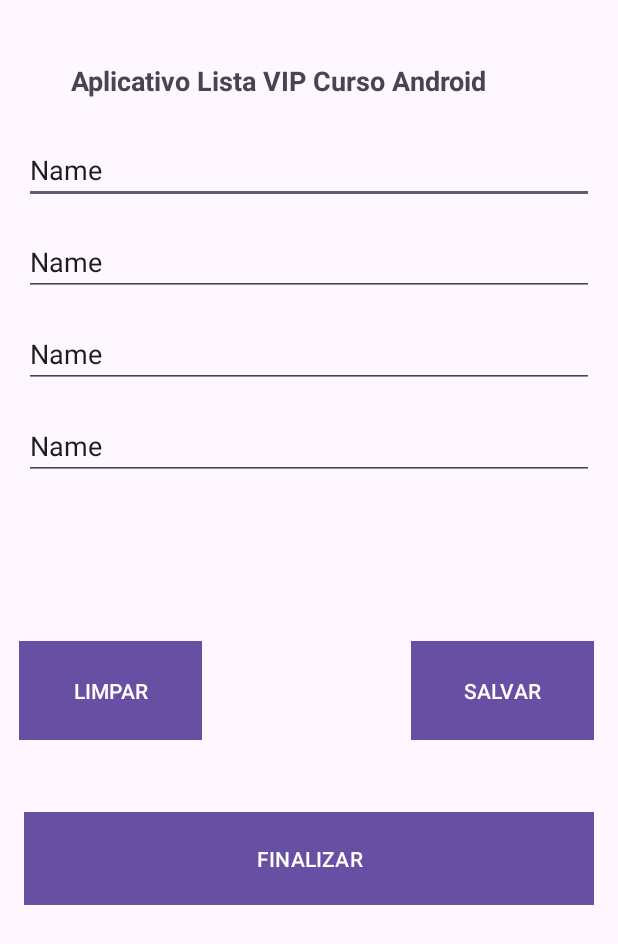
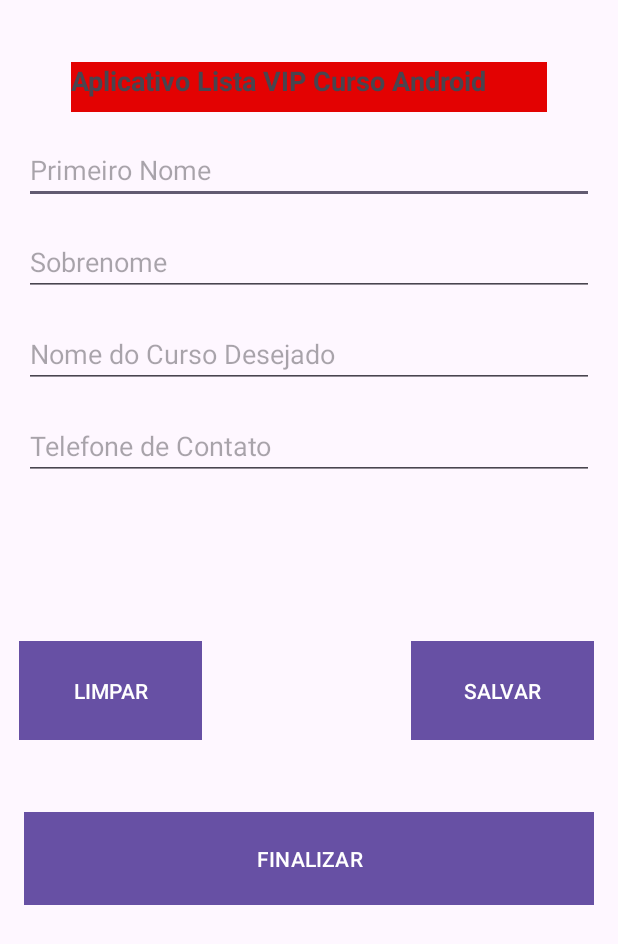
Before and after one commit to MateusMoreira98/CursoDesenvolvimentoAndroid2023, an Android app: the screen it shows after launch (MainActivity), on a phone screen of 412 x 824 dp. Shown: the top 944 px of the screen. Run offline under Robolectric (Android 15) with nearby library versions, the phone set to English and light mode, and no system bars.

Commit message:
Customização Layout do Aplicativo

```diff
--- a/AppListaCurso/app/src/main/res/layout/activity_main.xml
+++ b/AppListaCurso/app/src/main/res/layout/activity_main.xml
@@ -7,6 +7,7 @@
     tools:context=".MainActivity">
 
     <TextView
+        android:background="@color/vermelho"
         android:id="@+id/textView"
         android:layout_width="317dp"
         android:layout_height="33dp"
@@ -19,6 +20,7 @@
         app:layout_constraintStart_toStartOf="parent"
         app:layout_constraintTop_toTopOf="parent"
         app:layout_constraintVertical_bias="0.052" />
+
     <EditText
         android:id="@+id/editTextText"
         android:layout_width="match_parent"
@@ -27,10 +29,10 @@
         android:ems="10"
         android:hint="Primeiro Nome"
         android:inputType="text"
-        android:text="Name"
         app:layout_constraintEnd_toEndOf="parent"
         app:layout_constraintStart_toStartOf="parent"
         app:layout_constraintTop_toBottomOf="@+id/textView" />
+
     <EditText
         android:id="@+id/editTextText2"
         android:layout_width="match_parent"
@@ -39,10 +41,10 @@
         android:ems="10"
         android:hint="Sobrenome"
         android:inputType="text"
-        android:text="Name"
         app:layout_constraintEnd_toEndOf="parent"
         app:layout_constraintStart_toStartOf="parent"
         app:layout_constraintTop_toBottomOf="@+id/editTextText" />
+
     <EditText
         android:id="@+id/editTextText3"
         android:layout_width="match_parent"
@@ -51,7 +53,6 @@
         android:ems="10"
         android:hint="Nome do Curso Desejado"
         android:inputType="text"
-        android:text="Name"
         app:layout_constraintStart_toStartOf="parent"
         app:layout_constraintTop_toBottomOf="@+id/editTextText2" />
 
@@ -63,7 +64,6 @@
         android:ems="10"
         android:hint="Telefone de Contato"
         android:inputType="text"
-        android:text="Name"
         app:layout_constraintEnd_toEndOf="parent"
         app:layout_constraintStart_toStartOf="parent"
         app:layout_constraintTop_toBottomOf="@+id/editTextText3" />
--- a/AppListaCurso/app/src/main/res/values/colors.xml
+++ b/AppListaCurso/app/src/main/res/values/colors.xml
@@ -1,7 +1,7 @@
 <?xml version="1.0" encoding="utf-8"?>
 <resources>
     <color name="black">#FF000000</color>
-    <color name="white">#FFFFFFFF</color>
+    <color name="vermelho">#E30202</color>
     <color name="corBotoes">#76C0FB</color>
 
 </resources>
```
